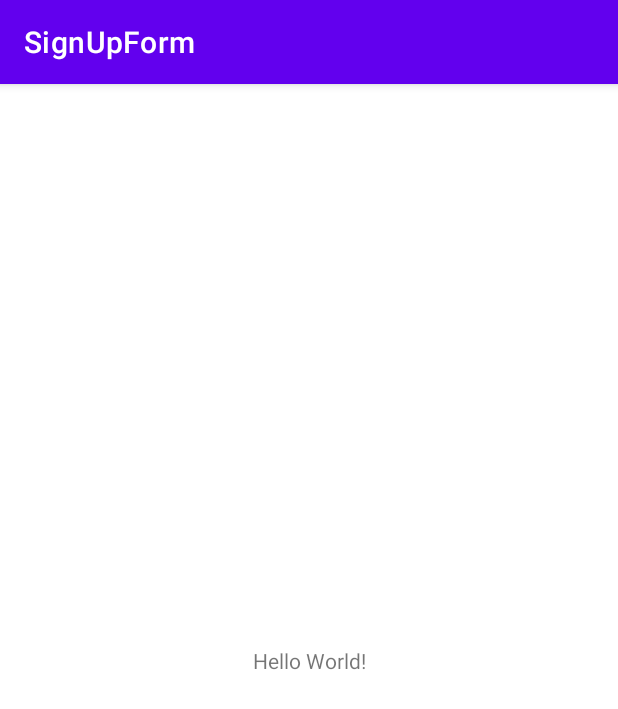
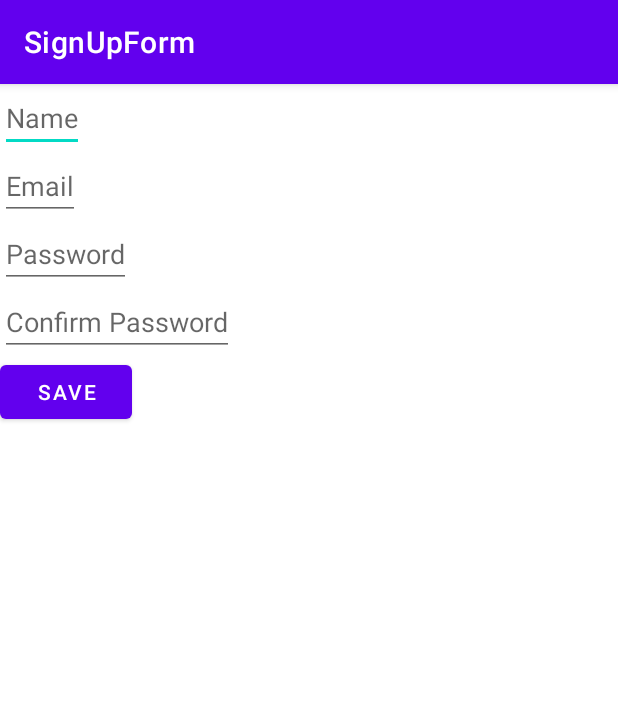
Before and after one commit to dfayad00/SignUpForm, an Android app: the screen it shows after launch (MainActivity before the commit, FormActivity after it), on a phone screen of 412 x 824 dp. Shown: the top 709 px of the screen. Run offline under Robolectric (Android 15) with nearby library versions, the phone set to English and light mode, and no system bars.

Commit message:
add fields for name, password, email and check that they are filled out when savebutton is clicked

```diff
--- a/app/src/main/AndroidManifest.xml
+++ b/app/src/main/AndroidManifest.xml
@@ -10,7 +10,7 @@
         android:supportsRtl="true"
         android:theme="@style/Theme.SignUpForm">
         <activity
-            android:name=".MainActivity"
+            android:name=".FormActivity"
             android:exported="true">
             <intent-filter>
                 <action android:name="android.intent.action.MAIN" />
--- a/app/src/main/java/com/example/signupform/FormActivity.kt
+++ b/app/src/main/java/com/example/signupform/FormActivity.kt
@@ -2,10 +2,35 @@ package com.example.signupform
 
 import androidx.appcompat.app.AppCompatActivity
 import android.os.Bundle
+import android.widget.Button
+import android.widget.EditText
+import android.widget.Toast
 
-class MainActivity : AppCompatActivity() {
+class FormActivity : AppCompatActivity() {
     override fun onCreate(savedInstanceState: Bundle?) {
         super.onCreate(savedInstanceState)
         setContentView(R.layout.activity_main)
+
+        val nameField = findViewById<EditText>(R.id.nameField)
+        val emailField = findViewById<EditText>(R.id.emailField)
+        val passwordField = findViewById<EditText>(R.id.passwordField)
+        val confirmField = findViewById<EditText>(R.id.confirmField)
+
+        findViewById<Button>(R.id.saveButton).setOnClickListener {
+            when { //checks that all fields have been filled out, and that passwords match
+                nameField.text.isEmpty() ->
+                    nameField.error = "Please enter name"
+                emailField.text.isEmpty() ->
+                    emailField.error = "Please enter email"
+                passwordField.text.isEmpty() ->
+                    passwordField.error = "Please enter password"
+                confirmField.text.isEmpty() ->
+                    confirmField.error = "Please confirm password"
+                passwordField.text.toString() != confirmField.text.toString() ->
+                    confirmField.error = "Error: Passwords do not match"
+                else ->
+                    Toast.makeText(this, "Welcome to SignUpForm", Toast.LENGTH_LONG).show()
+            }
+        }
     }
 }
--- a/app/src/main/res/layout/activity_main.xml
+++ b/app/src/main/res/layout/activity_main.xml
@@ -4,15 +4,54 @@
     xmlns:tools="http://schemas.android.com/tools"
     android:layout_width="match_parent"
     android:layout_height="match_parent"
-    tools:context=".MainActivity">
+    tools:context=".FormActivity">
 
-    <TextView
+    <EditText
+        android:id="@+id/nameField"
         android:layout_width="wrap_content"
         android:layout_height="wrap_content"
-        android:text="Hello World!"
-        app:layout_constraintBottom_toBottomOf="parent"
+        android:hint="@string/name"
+        app:layout_constraintTop_toTopOf="parent"
         app:layout_constraintLeft_toLeftOf="parent"
-        app:layout_constraintRight_toRightOf="parent"
-        app:layout_constraintTop_toTopOf="parent" />
+        android:inputType="textPersonName"
+        tools:ignore="Autofill" />
+
+    <EditText
+        android:id="@+id/emailField"
+        android:layout_width="wrap_content"
+        android:layout_height="wrap_content"
+        android:hint="@string/email"
+        app:layout_constraintTop_toBottomOf="@id/nameField"
+        app:layout_constraintLeft_toLeftOf="parent"
+        android:inputType="textEmailAddress"
+        tools:ignore="Autofill" />
+
+    <EditText
+        android:id="@+id/passwordField"
+        android:layout_width="wrap_content"
+        android:layout_height="wrap_content"
+        android:hint="@string/password"
+        app:layout_constraintTop_toBottomOf="@id/emailField"
+        app:layout_constraintLeft_toLeftOf="parent"
+        android:inputType="textPassword"
+        tools:ignore="Autofill" />
+
+    <EditText
+        android:id="@+id/confirmField"
+        android:layout_width="wrap_content"
+        android:layout_height="wrap_content"
+        android:hint="@string/confirm"
+        app:layout_constraintTop_toBottomOf="@id/passwordField"
+        app:layout_constraintLeft_toLeftOf="parent"
+        android:inputType="textPassword"
+        tools:ignore="Autofill" />
+
+    <Button
+        android:id="@+id/saveButton"
+        android:layout_width="wrap_content"
+        android:layout_height="wrap_content"
+        android:text="@string/save"
+        app:layout_constraintLeft_toLeftOf="parent"
+        app:layout_constraintTop_toBottomOf="@id/confirmField" />
 
 </androidx.constraintlayout.widget.ConstraintLayout>
--- a/app/src/main/res/values/strings.xml
+++ b/app/src/main/res/values/strings.xml
@@ -1,3 +1,9 @@
 <resources>
     <string name="app_name">SignUpForm</string>
+    <string name="sign_up">Sign Up</string>
+    <string name="save">Save</string>
+    <string name="name">Name</string>
+    <string name="email">Email</string>
+    <string name="password">Password</string>
+    <string name="confirm">Confirm Password</string>
 </resources>
```
